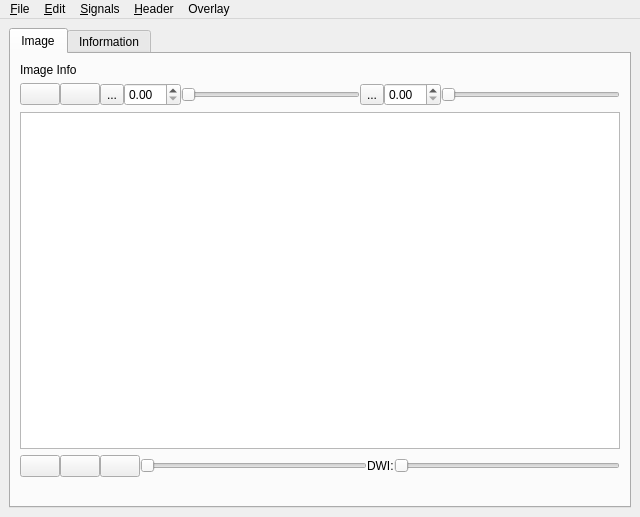
Above: view_image.ui from frankyeh/DSI-Studio before the change. Below: the same form after it.
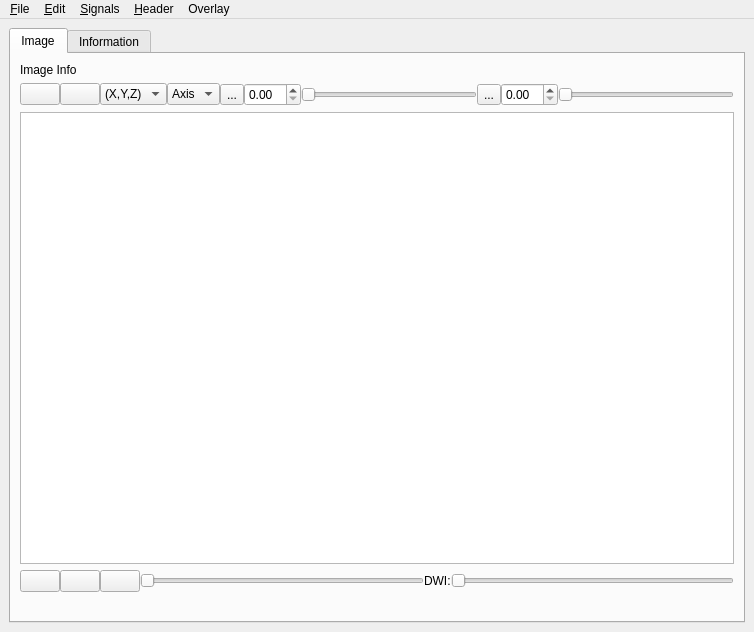
That is the form after the change. Icons and pictures are not drawn. Custom widgets are drawn as their Qt base class.

Diff of the .ui file:
```diff
--- a/view_image.ui
+++ b/view_image.ui
@@ -6,8 +6,8 @@
    <rect>
     <x>0</x>
     <y>0</y>
-    <width>640</width>
-    <height>517</height>
+    <width>754</width>
+    <height>632</height>
    </rect>
   </property>
   <property name="windowTitle">
@@ -75,6 +75,37 @@
             </property>
            </widget>
           </item>
+          <item>
+           <widget class="QComboBox" name="orientation">
+            <property name="currentIndex">
+             <number>1</number>
+            </property>
+            <item>
+             <property name="text">
+              <string>(I,J,K)</string>
+             </property>
+            </item>
+            <item>
+             <property name="text">
+              <string>(X,Y,Z)</string>
+             </property>
+            </item>
+           </widget>
+          </item>
+          <item>
+           <widget class="QComboBox" name="axis_grid">
+            <item>
+             <property name="text">
+              <string>Axis</string>
+             </property>
+            </item>
+            <item>
+             <property name="text">
+              <string>Grid</string>
+             </property>
+            </item>
+           </widget>
+          </item>
           <item>
            <widget class="QColorToolButton" name="min_color">
             <property name="toolTip">
@@ -296,7 +327,7 @@
     <rect>
      <x>0</x>
      <y>0</y>
-     <width>640</width>
+     <width>754</width>
      <height>22</height>
     </rect>
    </property>
```
